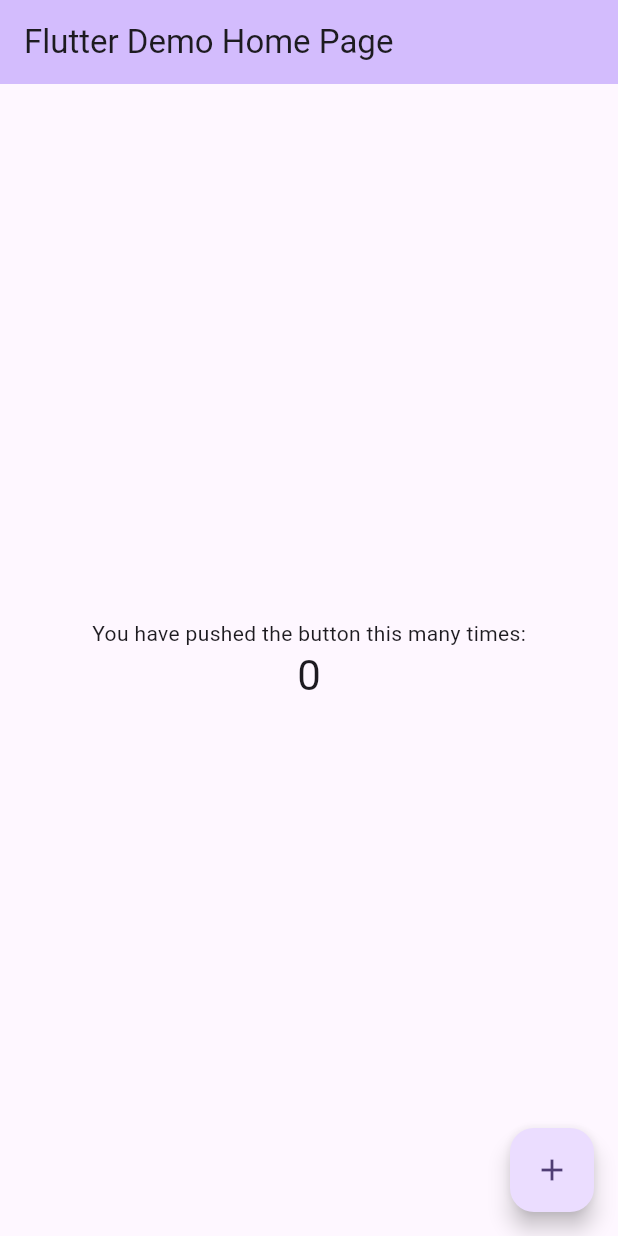
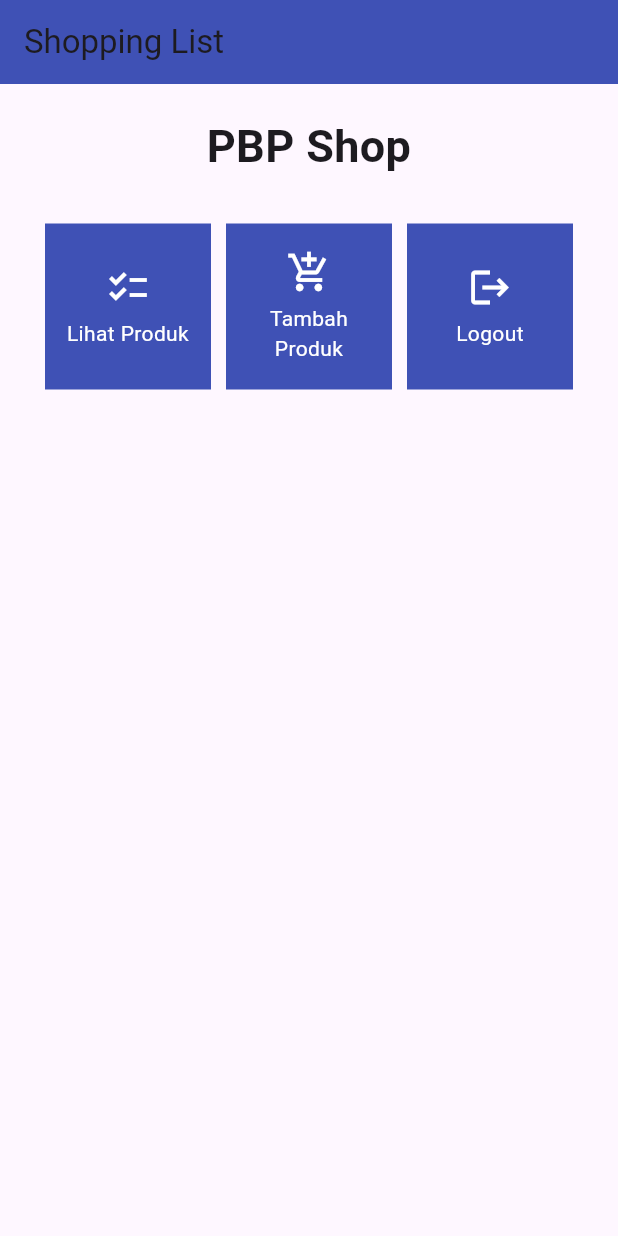
Before and after one commit to ginafia/shopping-list-mobile, a Flutter app: the screen it shows after launch, on a phone screen of 412 x 824 dp. Run offline on Flutter 3.47's test engine with Material 2 defaults, Android fonts, the phone set to English and light mode, and no system bars.

Commit message:
selesai tutorial 6

```diff
--- a/lib/main.dart
+++ b/lib/main.dart
@@ -1,5 +1,5 @@
 import 'package:flutter/material.dart';
-
+import 'package:shopping_list/menu.dart';
 void main() {
   runApp(const MyApp());
 }
@@ -28,98 +28,13 @@ class MyApp extends StatelessWidget {
         //
         // This works for code too, not just values: Most code changes can be
         // tested with just a hot reload.
-        colorScheme: ColorScheme.fromSeed(seedColor: Colors.deepPurple),
+        // colorScheme: ColorScheme.fromSeed(seedColor: Colors.indigo),
+        appBarTheme: AppBarTheme(
+          backgroundColor: Colors.indigo,
+        ),
         useMaterial3: true,
       ),
-      home: const MyHomePage(title: 'Flutter Demo Home Page'),
+      home: MyHomePage(),
     );
   }
 }
-
-class MyHomePage extends StatefulWidget {
-  const MyHomePage({super.key, required this.title});
-
-  // This widget is the home page of your application. It is stateful, meaning
-  // that it has a State object (defined below) that contains fields that affect
-  // how it looks.
-
-  // This class is the configuration for the state. It holds the values (in this
-  // case the title) provided by the parent (in this case the App widget) and
-  // used by the build method of the State. Fields in a Widget subclass are
-  // always marked "final".
-
-  final String title;
-
-  @override
-  State<MyHomePage> createState() => _MyHomePageState();
-}
-
-class _MyHomePageState extends State<MyHomePage> {
-  int _counter = 0;
-
-  void _incrementCounter() {
-    setState(() {
-      // This call to setState tells the Flutter framework that something has
-      // changed in this State, which causes it to rerun the build method below
-      // so that the display can reflect the updated values. If we changed
-      // _counter without calling setState(), then the build method would not be
-      // called again, and so nothing would appear to happen.
-      _counter++;
-    });
-  }
-
-  @override
-  Widget build(BuildContext context) {
-    // This method is rerun every time setState is called, for instance as done
-    // by the _incrementCounter method above.
-    //
-    // The Flutter framework has been optimized to make rerunning build methods
-    // fast, so that you can just rebuild anything that needs updating rather
-    // than having to individually change instances of widgets.
-    return Scaffold(
-      appBar: AppBar(
-        // TRY THIS: Try changing the color here to a specific color (to
-        // Colors.amber, perhaps?) and trigger a hot reload to see the AppBar
-        // change color while the other colors stay the same.
-        backgroundColor: Theme.of(context).colorScheme.inversePrimary,
-        // Here we take the value from the MyHomePage object that was created by
-        // the App.build method, and use it to set our appbar title.
-        title: Text(widget.title),
-      ),
-      body: Center(
-        // Center is a layout widget. It takes a single child and positions it
-        // in the middle of the parent.
-        child: Column(
-          // Column is also a layout widget. It takes a list of children and
-          // arranges them vertically. By default, it sizes itself to fit its
-          // children horizontally, and tries to be as tall as its parent.
-          //
-          // Column has various properties to control how it sizes itself and
-          // how it positions its children. Here we use mainAxisAlignment to
-          // center the children vertically; the main axis here is the vertical
-          // axis because Columns are vertical (the cross axis would be
-          // horizontal).
-          //
-          // TRY THIS: Invoke "debug painting" (choose the "Toggle Debug Paint"
-          // action in the IDE, or press "p" in the console), to see the
-          // wireframe for each widget.
-          mainAxisAlignment: MainAxisAlignment.center,
-          children: <Widget>[
-            const Text(
-              'You have pushed the button this many times:',
-            ),
-            Text(
-              '$_counter',
-              style: Theme.of(context).textTheme.headlineMedium,
-            ),
-          ],
-        ),
-      ),
-      floatingActionButton: FloatingActionButton(
-        onPressed: _incrementCounter,
-        tooltip: 'Increment',
-        child: const Icon(Icons.add),
-      ), // This trailing comma makes auto-formatting nicer for build methods.
-    );
-  }
-}
--- /dev/null
+++ b/lib/menu.dart
@@ -0,0 +1,118 @@
+import 'package:flutter/material.dart';
+class MyHomePage extends StatelessWidget {
+  MyHomePage({Key? key}) : super(key: key);
+  final List<ShopItem> items = [
+    ShopItem("Lihat Produk", Icons.checklist),
+    ShopItem("Tambah Produk", Icons.add_shopping_cart),
+    ShopItem("Logout", Icons.logout),
+    ];
+
+  // This widget is the home page of your application. It is stateful, meaning
+  // that it has a State object (defined below) that contains fields that affect
+  // how it looks.
+
+  // This class is the configuration for the state. It holds the values (in this
+  // case the title) provided by the parent (in this case the App widget) and
+  // used by the build method of the State. Fields in a Widget subclass are
+  // always marked "final".
+
+    @override
+    Widget build(BuildContext context) {
+        return Scaffold(
+      appBar: AppBar(
+        title: const Text(
+          'Shopping List',
+        ),
+      ),
+      body: SingleChildScrollView(
+        // Widget wrapper yang dapat discroll
+        child: Padding(
+          padding: const EdgeInsets.all(10.0), // Set padding dari halaman
+          child: Column(
+            // Widget untuk menampilkan children secara vertikal
+            children: <Widget>[
+              const Padding(
+                padding: EdgeInsets.only(top: 10.0, bottom: 10.0),
+                // Widget Text untuk menampilkan tulisan dengan alignment center dan style yang sesuai
+                child: Text(
+                  'PBP Shop', // Text yang menandakan toko
+                  textAlign: TextAlign.center,
+                  style: TextStyle(
+                    fontSize: 30,
+                    fontWeight: FontWeight.bold,
+                  ),
+                ),
+              ),
+              // Grid layout
+              GridView.count(
+                // Container pada card kita.
+                primary: true,
+                padding: const EdgeInsets.all(20),
+                crossAxisSpacing: 10,
+                mainAxisSpacing: 10,
+                crossAxisCount: 3,
+                shrinkWrap: true,
+                children: items.map((ShopItem item) {
+                  // Iterasi untuk setiap item
+                  return ShopCard(item);
+                }).toList(),
+              ),
+            ],
+          ),
+        ),
+      ),
+    );
+    }
+}
+
+class ShopItem {
+  final String name;
+  final IconData icon;
+
+  ShopItem(this.name, this.icon);
+}
+
+class ShopCard extends StatelessWidget {
+  final ShopItem item;
+
+  const ShopCard(this.item, {super.key}); // Constructor
+
+  @override
+  Widget build(BuildContext context) {
+    return Material(
+      color: Colors.indigo,
+      child: InkWell(
+        // Area responsive terhadap sentuhan
+        onTap: () {
+          // Memunculkan SnackBar ketika diklik
+          ScaffoldMessenger.of(context)
+            ..hideCurrentSnackBar()
+            ..showSnackBar(SnackBar(
+                content: Text("Kamu telah menekan tombol ${item.name}!")));
+        },
+        child: Container(
+          // Container untuk menyimpan Icon dan Text
+          padding: const EdgeInsets.all(8),
+          child: Center(
+            child: Column(
+              mainAxisAlignment: MainAxisAlignment.center,
+              children: [
+                Icon(
+                  item.icon,
+                  color: Colors.white,
+                  size: 30.0,
+                ),
+                const Padding(padding: EdgeInsets.all(3)),
+                Text(
+                  item.name,
+                  textAlign: TextAlign.center,
+                  style: const TextStyle(color: Colors.white),
+                ),
+              ],
+            ),
+          ),
+        ),
+      ),
+    );
+  }
+}
```
